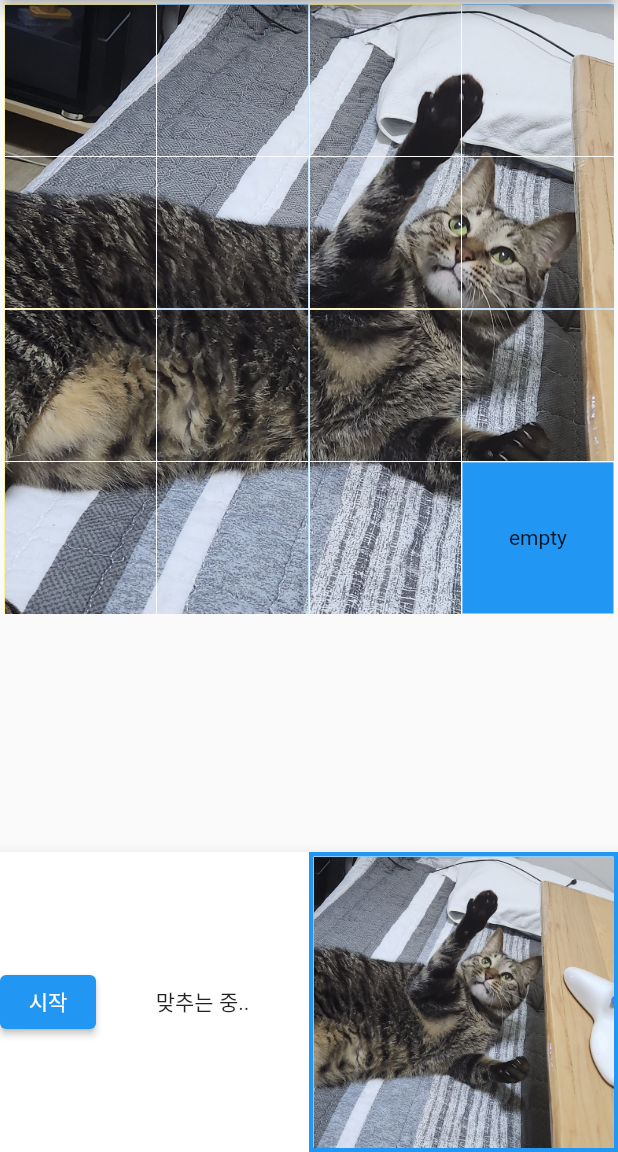
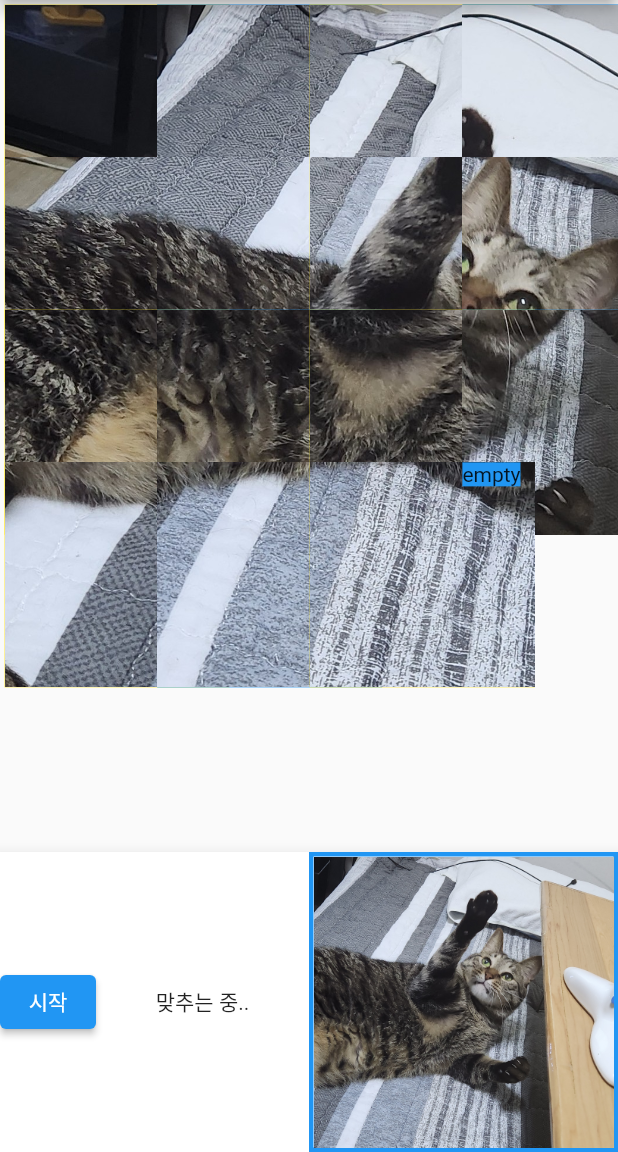
Before and after one commit to qxp1357/mycat, a Flutter app: the screen it shows after launch, on a phone screen of 412 x 824 dp, the part 84-1236 px from its top. Run offline on Flutter 3.47's test engine with Material 2 defaults, Android fonts, the phone set to English and light mode, and no system bars.

Commit message:
3.6(월) 슬라이딩 구현은 절반 완료, 조건도 기초 완료  이미지가 제대로 안들어간다. 수정 필요함

```diff
--- a/lib/main.dart
+++ b/lib/main.dart
@@ -7,15 +7,19 @@ import 'package:flutter/material.dart';
 //2.27(월) 이미지 별도로 조각내서 assets에 추가함 각 셀별로 src 할당완료 이동시 cell 따라서 이미지 출력까지 확인함,
 //        Cell 별 index 구분해서 완료되도록 하는 로직 구현해야함 <- 3.3(금) 로직 구현 완료
 //3.3(금) 완료 로직 구성완료, 게임 진행 플로우 수정 중  시작 -> 완료 -> 재시작 혹은 종료
-
+//        프로토타입 테스트 결과 => 조작감이 너무 어렵다. 직관적이지 못한 듯
+//        GestureDetector 알아보는 중 -> inkWell 대체해야 될 수 있음
+//3.6(월) 슬라이딩 구현은 했고 조건도 기초는 만들어 놨는데 이미지가 안들어간다. 수정 필요함
 
 //한칸용 클래스
 class Cell {
   String src;
   bool isEmpty;
   int originIndex;
+  double xOffset;
+  double yOffset;
 
-  Cell(this.src, this.isEmpty, this.originIndex);
+  Cell(this.src, this.isEmpty, this.originIndex, this.xOffset, this.yOffset);
 }
 
 // 4*4 퍼즐칸용 배열을 반환하는 만드는 함수
@@ -26,9 +30,9 @@ List makePuzzleList(int idx) {
 
   for (int i = 0; i < 16; i++) {
     if (i == idx) {
-      res.add(Cell('empty', true, i));
+      res.add(Cell('empty', true, i, 0.0, 0.0));
     } else {
-      res.add(Cell('assets/image/${i + 1}.jpg', false, i));
+      res.add(Cell('assets/image/${i + 1}.jpg', false, i, 0.0, 0.0));
     }
   }
   return res;
@@ -88,9 +92,12 @@ class _MyAppState extends State<MyApp> {
   List B = makePuzzleList(emptyIndex);
 
   bool startFlag = false;
+  Offset position = Offset.zero;
+
+  double _xOffset = 0.0;
+  double _yOffset = 0.0;
 
   void startGame() {
-
     setState(() {
       startFlag = true;
     });
@@ -142,7 +149,7 @@ class _MyAppState extends State<MyApp> {
     });
   }
 
-  void reGame(){
+  void reGame() {
     setState(() {
       startFlag = false;
       A = B;
@@ -166,7 +173,33 @@ class _MyAppState extends State<MyApp> {
                 icon: Icon(Icons.exit_to_app))
           ],
         ),
-        body: Container(
+        // body: GestureDetector(
+        //     onHorizontalDragUpdate: (DragUpdateDetails details) {
+        //       setState(() {
+        //         _xOffset += details.delta.dx;
+        //       });
+        //     },
+        //     onVerticalDragUpdate: (DragUpdateDetails details) {
+        //       setState(() {
+        //         _yOffset += details.delta.dy;
+        //       });
+        //     },
+        //     child: Container(
+        //       alignment: Alignment.topLeft,
+        //       child: Stack(
+        //         children: [
+        //           Positioned(
+        //               left: _xOffset,
+        //               top: _yOffset,
+        //               child: Container(
+        //                 width: 300,
+        //                 height: 300,
+        //                 color: Colors.blue,
+        //               ))
+        //         ],
+        //       ),
+        //     )),
+        body:Container(
           child: GridView.count(
             crossAxisCount: 4,
             padding: EdgeInsets.all(3.0),
@@ -174,17 +207,81 @@ class _MyAppState extends State<MyApp> {
             mainAxisSpacing: 1,
             crossAxisSpacing: 1,
             children: List.generate(A.length, (index) {
-              return InkWell(
-                  onTap: () {
+              return GestureDetector(
+                // onTapDown: (details){
+                //   setState(() {
+                //     position = details.localPosition;
+                //   });
+                // },
+
+                onPanUpdate: (details) {
+                  bool isUp = index < 4 ? false : true;
+                  bool isDown = index > 11 ? false : true;
+                  bool isRight = (index + 1) % 4 == 0 ? false : true;
+                  bool isLeft = index % 4 == 0 ? false : true;
+
+                  setState(() {
+
+                    final dx = details.delta.dx;
+                    final dy = details.delta.dy;
+                    // print("detail${details.localPosition}");
+                    print("detailA[index].yOffset${A[index].yOffset}");
+                    if(isDown && A[index].yOffset >= 0 ){
+                      A[index].yOffset += dy;
+                    }else{
+                      A[index].yOffset = 0;
+                    }
+
+
+                    // if (dx.abs() > dy.abs()) {
+                    //   A[index].xOffset += dx;
+                    // } else {
+                    //   A[index].yOffset += dy;
+                    // }
+                  });
+                },
+                onPanEnd: (details) {
+                  setState(() {
+
+                    A[index].xOffset = 0;
+                    A[index].yOffset = 0;
                     swapCell(A, index);
+                    // position = Offset.zero;
+                  });
                 },
+                child: Stack(
+                  clipBehavior: Clip.none,
+                  children: [
+                    Positioned(
+                        left: A[index].xOffset,
+                        top: A[index].yOffset,
                         child: Container(
                           color: index % 2 == 1 ? Colors.blue : Colors.yellow,
+                          // alignment: Alignment.center,
                           child: A[index].isEmpty
                               ? Center(child: Text("${A[index].src}"))
-                        : Image.asset(A[index].src, fit: BoxFit.fill),
-                  ));
+                              : Image.asset(
+                                  A[index].src,
+                                  fit: BoxFit.fill,
+                            width: 150,
+                            height: 150,
+                                ),
+                        ))
+                  ],
+                ),
+              );
+              // return InkWell(
+              //     onTap: () {
+              //       swapCell(A, index);
+              //     },
+              //     child: Container(
+              //       color: index % 2 == 1 ? Colors.blue : Colors.yellow,
+              //       child: A[index].isEmpty
+              //           ? Center(child: Text("${A[index].src}"))
+              //           : Image.asset(A[index].src, fit: BoxFit.fill),
+              //     ));
             }),
+
           ),
         ),
         bottomNavigationBar: BottomAppBar(
@@ -207,24 +304,28 @@ class _MyAppState extends State<MyApp> {
                           ),
                           onPressed: shuffleA,
                           child: Text("다시 섞기")),
-                    checkComplete(B, A) && startFlag ? AlertDialog(
+                    checkComplete(B, A) && startFlag
+                        ? AlertDialog(
                             title: Text("퍼즐을 모두 맞췄습니다."),
                             content: Text("퍼즐을 다시 시작하시겠습니까?"),
                             actions: [
-                        TextButton(onPressed: ()=>{
-                          Navigator.of(context).pop()
-                        }, child: Text("그만하기")),
-                        TextButton(onPressed: ()=>{
-                        reGame()
-                        }, child: Text("또 하기")),
+                              TextButton(
+                                  onPressed: () =>
+                                      {Navigator.of(context).pop()},
+                                  child: Text("그만하기")),
+                              TextButton(
+                                  onPressed: () => {reGame()},
+                                  child: Text("또 하기")),
                             ],
-                    ) : Text("맞추는 중.."),
+                          )
+                        : Text("맞추는 중.."),
                     // Text(
                     //   checkComplete(B, A) && startFlag ? "같다" : "다르다",
                     //   style: TextStyle(fontSize: 30),
                     // ),
 
                     // IconButton(onPressed: ()=> shuffleList(A), icon: Icon(Icons.refresh)),
+
                     Container(
                       decoration: BoxDecoration(
                           border: Border.all(
--- a/pubspec.yaml
+++ b/pubspec.yaml
@@ -32,7 +32,7 @@ dependencies:
     sdk: flutter
   image: ^3.0.2
 
-
+#  drag_and_drop_gridview: ^1.0.8
 
   # The following adds the Cupertino Icons font to your application.
   # Use with the CupertinoIcons class for iOS style icons.
```
Also changed, not shown: pubspec.lock. Lines whose indentation alone changed are shown as unchanged.
